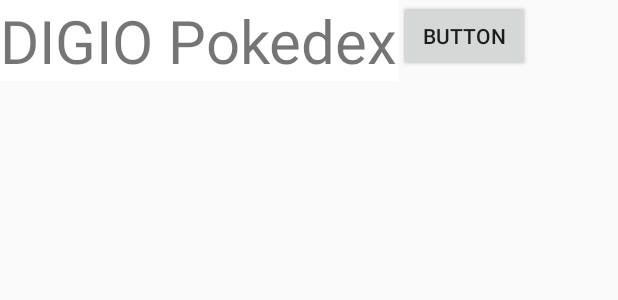
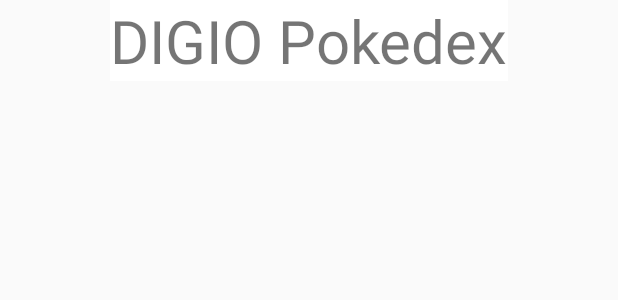
Before and after one commit to athkrit/pokedexMK1, an Android app: the layout activity_main.xml on its own in the app's theme, with its tools: preview values and no code run, on a phone screen of 412 x 824 dp. Shown: the top 300 px of the screen. Run offline under Robolectric (Android 15) with nearby library versions, the phone set to English and light mode, and no system bars.

```diff
--- a/app/src/main/res/layout/activity_main.xml
+++ b/app/src/main/res/layout/activity_main.xml
@@ -5,26 +5,16 @@
     android:layout_height="match_parent"
     android:orientation="vertical">
 
-    <LinearLayout
-        android:layout_width="match_parent"
-        android:layout_height="wrap_content"
-        android:orientation="horizontal">
 
         <TextView
             android:id="@+id/textView"
             android:layout_width="wrap_content"
             android:layout_height="wrap_content"
             android:background="@color/white"
+            android:layout_gravity="center"
             android:text="DIGIO Pokedex"
             android:textSize="40dp" />
 
-        <Button
-            android:id="@+id/button4"
-            android:layout_width="wrap_content"
-            android:layout_height="wrap_content"
-            android:layout_gravity="fill_vertical"
-            android:text="Button" />
-    </LinearLayout>
 
     <android.support.v7.widget.RecyclerView
         android:id="@+id/recycleView"
```
